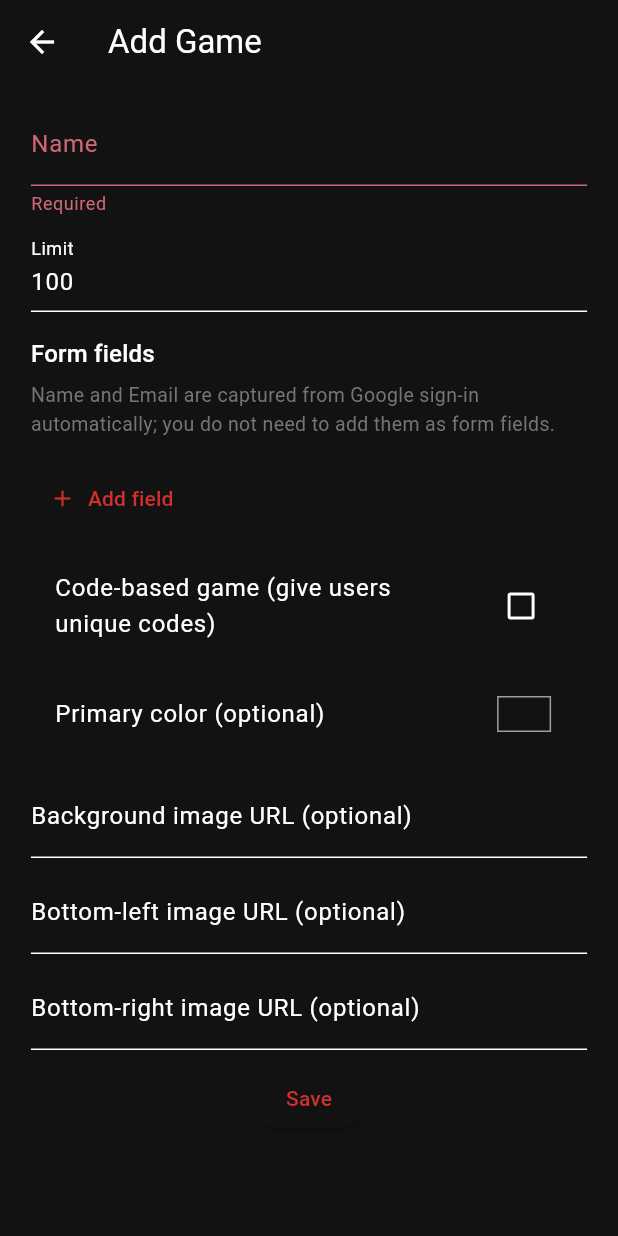
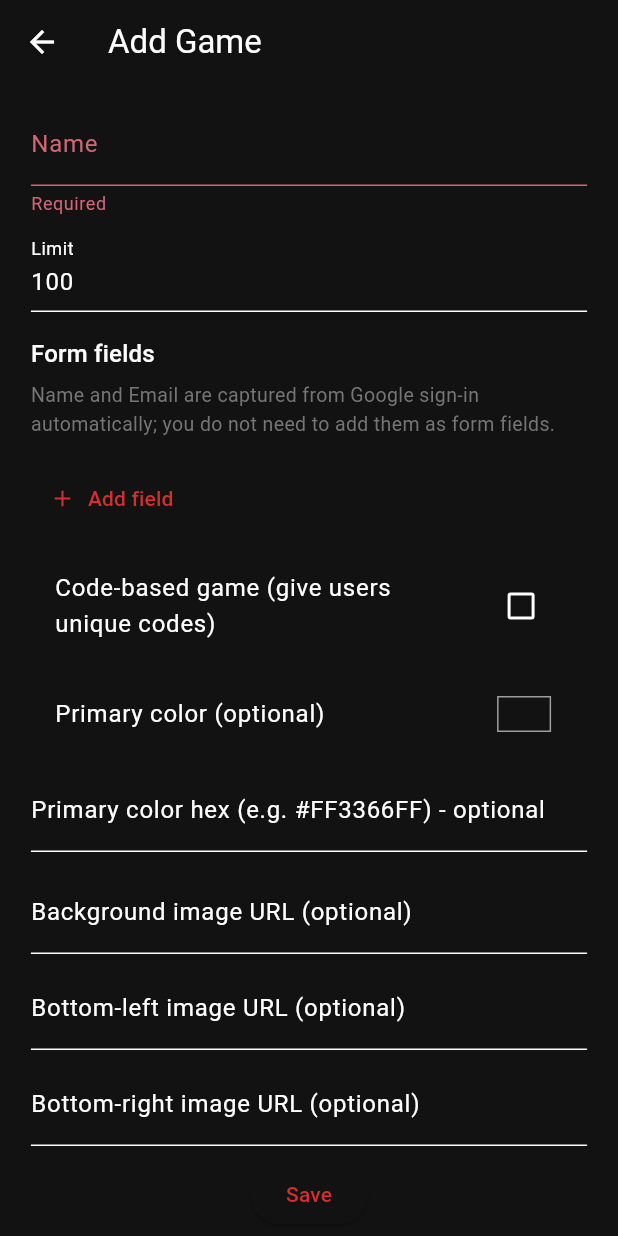
Before and after one commit to acmnuceskhi/Coders-Cup-Minigames-Admin-Panel, a Flutter app: the AddGamePage screen opened directly, after a tap on the "delete" icon, after a tap on "Save", on a phone screen of 412 x 824 dp. Run offline on Flutter 3.47's test engine with Material 3 defaults, Android fonts, the phone set to English and light mode, and no system bars; our stand-ins replace cloud_firestore, csv, firebase_auth, firebase_core, flutter_colorpicker; accounts and stored records are empty.

Commit message:
Enhance AddGamePage with initial data support and update functionality in GamesAdminPage

```diff
--- a/lib/pages/add_game_page.dart
+++ b/lib/pages/add_game_page.dart
@@ -1,12 +1,13 @@
 import 'package:cloud_firestore/cloud_firestore.dart';
 import 'package:coders_cup_minigame_admin/utils.dart';
-import 'package:flutter_colorpicker/flutter_colorpicker.dart';
-
 import 'package:flutter/material.dart';
 import 'package:flutter_colorpicker/flutter_colorpicker.dart';
 
 class AddGamePage extends StatefulWidget {
-  const AddGamePage({super.key});
+  final String? gameId;
+  final Map<String, dynamic>? initialData;
+
+  const AddGamePage({super.key, this.gameId, this.initialData});
 
   @override
   State<AddGamePage> createState() => _AddGamePageState();
@@ -20,6 +21,7 @@ class _AddGamePageState extends State<AddGamePage> {
   final _bottomLeftUrlCtrl = TextEditingController();
   final _bottomRightUrlCtrl = TextEditingController();
   Color? _primaryColor;
+  final _primaryHexCtrl = TextEditingController();
   final List<_FieldEntry> _fields = [
     _FieldEntry(
       labelController: TextEditingController(text: 'Name'),
@@ -37,10 +39,44 @@ class _AddGamePageState extends State<AddGamePage> {
     _backgroundUrlCtrl.dispose();
     _bottomLeftUrlCtrl.dispose();
     _bottomRightUrlCtrl.dispose();
+  _primaryHexCtrl.dispose();
     for (final f in _fields) {
       f.labelController.dispose();
     }
     super.dispose();
+  }
+
+  @override
+  void initState() {
+    super.initState();
+    final d = widget.initialData;
+    if (d != null) {
+      _nameCtrl.text = (d['name'] as String?) ?? '';
+      _limitCtrl.text = (d['limit']?.toString()) ?? '';
+      _backgroundUrlCtrl.text = (d['backgroundImage'] as String?) ?? '';
+      _bottomLeftUrlCtrl.text = (d['bottomLeftImage'] as String?) ?? '';
+      _bottomRightUrlCtrl.text = (d['bottomRightImage'] as String?) ?? '';
+      if (d['primaryColor'] is String) {
+        final rawHex = (d['primaryColor'] as String);
+        _primaryHexCtrl.text = rawHex;
+        final hex = rawHex.replaceAll('#', '');
+        try {
+          final v = int.parse(hex, radix: 16);
+          _primaryColor = Color(v);
+        } catch (_) {}
+      }
+      if (d['formFields'] is List) {
+        _fields.clear();
+        for (final f in (d['formFields'] as List)) {
+          _fields.add(_FieldEntry(
+            labelController: TextEditingController(text: f['label'] ?? ''),
+            type: f['type'] ?? 'text',
+            required: f['required'] ?? false,
+          ));
+        }
+      }
+      _codeBased = d['codeBased'] ?? false;
+    }
   }
 
   Future<void> _save() async {
@@ -77,7 +113,19 @@ class _AddGamePageState extends State<AddGamePage> {
       final br = _bottomRightUrlCtrl.text.trim();
       if (br.isNotEmpty) payload['bottomRightImage'] = br;
 
-      await gamesRef.add(payload);
+      if (widget.gameId != null) {
+        // update: if admin cleared the limit field (limit == null) we should
+        // remove the stored 'limit' field from the document so it becomes null.
+        if (limit == null) {
+          final updatePayload = Map<String, dynamic>.from(payload);
+          updatePayload['limit'] = FieldValue.delete();
+          await gamesRef.doc(widget.gameId).update(updatePayload);
+        } else {
+          await gamesRef.doc(widget.gameId).update(payload);
+        }
+      } else {
+        await gamesRef.add(payload);
+      }
       Navigator.of(context).pop();
     } catch (e) {
       ScaffoldMessenger.of(
@@ -280,6 +328,34 @@ class _AddGamePageState extends State<AddGamePage> {
                   );
                 },
               ),
+              const SizedBox(height: 8),
+              TextFormField(
+                controller: _primaryHexCtrl,
+                decoration: const InputDecoration(
+                  labelText: 'Primary color hex (e.g. #FF3366FF) - optional',
+                  hintText: '#AARRGGBB or #RRGGBB',
+                ),
+                validator: (v) {
+                  if (v == null || v.trim().isEmpty) return null;
+                  final t = v.trim().replaceAll('#', '');
+                  if (t.length != 6 && t.length != 8) return 'Invalid hex';
+                  try {
+                    int.parse(t, radix: 16);
+                    return null;
+                  } catch (_) {
+                    return 'Invalid hex';
+                  }
+                },
+                onChanged: (v) {
+                  final t = v.trim().replaceAll('#', '');
+                  if (t.length == 6 || t.length == 8) {
+                    try {
+                      final vInt = int.parse(t, radix: 16);
+                      setState(() => _primaryColor = Color(vInt));
+                    } catch (_) {}
+                  }
+                },
+              ),
               const SizedBox(height: 12),
               // Image URL fields
               TextFormField(
```
Also changed, not shown: lib/pages/games_admin_page.dart (+46 -7 lines).
